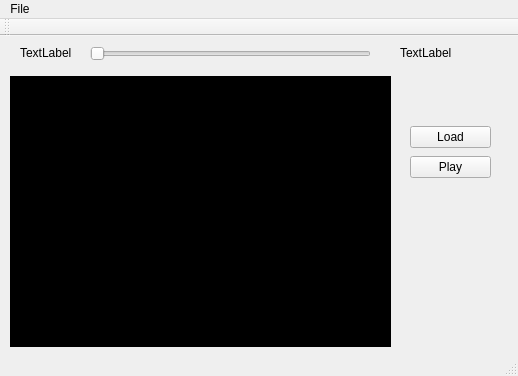
Old version of the form views/mainwindow.ui in the repository Ahziel/TrafficDetector.
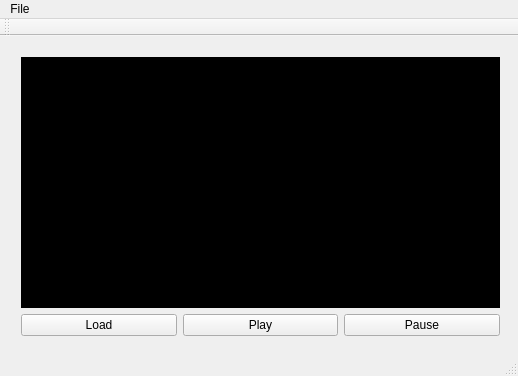
New version of the form.

```diff
--- a/views/mainwindow.ui
+++ b/views/mainwindow.ui
@@ -14,90 +14,58 @@
    <string>MainWindow</string>
   </property>
   <widget class="QWidget" name="centralWidget">
-   <widget class="QLabel" name="label">
+   <widget class="QWidget" name="verticalLayoutWidget">
     <property name="geometry">
      <rect>
       <x>10</x>
-      <y>40</y>
-      <width>381</width>
-      <height>271</height>
+      <y>10</y>
+      <width>501</width>
+      <height>301</height>
      </rect>
     </property>
+    <layout class="QVBoxLayout" name="verticalLayout">
+     <property name="sizeConstraint">
+      <enum>QLayout::SetMaximumSize</enum>
+     </property>
+     <item>
+      <widget class="QLabel" name="video">
     <property name="styleSheet">
-     <string notr="true">
-
-    Background-color: #000;
-
-</string>
+        <string notr="true">Background-color: #000;</string>
     </property>
     <property name="text">
      <string/>
     </property>
    </widget>
-   <widget class="QPushButton" name="pushButton">
-    <property name="geometry">
-     <rect>
-      <x>410</x>
-      <y>90</y>
-      <width>81</width>
-      <height>22</height>
-     </rect>
-    </property>
+     </item>
+     <item>
+      <layout class="QHBoxLayout" name="horizontalLayout">
+       <property name="sizeConstraint">
+        <enum>QLayout::SetMinimumSize</enum>
+       </property>
+       <item>
+        <widget class="QPushButton" name="loadButton">
     <property name="text">
      <string>Load</string>
     </property>
    </widget>
-   <widget class="QPushButton" name="pushButton_2">
-    <property name="geometry">
-     <rect>
-      <x>410</x>
-      <y>120</y>
-      <width>81</width>
-      <height>22</height>
-     </rect>
-    </property>
+       </item>
+       <item>
+        <widget class="QPushButton" name="playButton">
     <property name="text">
      <string>Play</string>
     </property>
    </widget>
-   <widget class="QSlider" name="horizontalSlider">
-    <property name="geometry">
-     <rect>
-      <x>90</x>
-      <y>10</y>
-      <width>281</width>
-      <height>16</height>
-     </rect>
-    </property>
-    <property name="orientation">
-     <enum>Qt::Horizontal</enum>
-    </property>
-   </widget>
-   <widget class="QLabel" name="label_2">
-    <property name="geometry">
-     <rect>
-      <x>400</x>
-      <y>10</y>
-      <width>59</width>
-      <height>14</height>
-     </rect>
-    </property>
+       </item>
+       <item>
+        <widget class="QPushButton" name="pauseButton">
     <property name="text">
-     <string>TextLabel</string>
-    </property>
-   </widget>
-   <widget class="QLabel" name="label_3">
-    <property name="geometry">
-     <rect>
-      <x>20</x>
-      <y>10</y>
-      <width>59</width>
-      <height>14</height>
-     </rect>
-    </property>
-    <property name="text">
-     <string>TextLabel</string>
-    </property>
+          <string>Pause</string>
+         </property>
+        </widget>
+       </item>
+      </layout>
+     </item>
+    </layout>
    </widget>
   </widget>
   <widget class="QMenuBar" name="menuBar">
```
Lines whose indentation alone changed are shown as unchanged.
